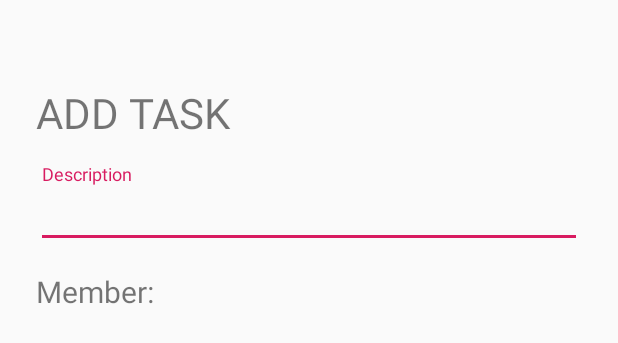
After one commit to anhyesun/ShareChore, an Android app: the layout activity_newtask.xml on its own in the app's theme, with its tools: preview values and no code run, on a phone screen of 412 x 824 dp. The commit adds this screen. Shown: the top 343 px of the screen. Run offline under Robolectric (Android 15) with nearby library versions, the phone set to English and light mode, and no system bars.

Commit message:
began setup of new task screen xml layout

```diff
--- /dev/null
+++ b/app/src/main/res/layout/activity_newtask.xml
@@ -0,0 +1,46 @@
+<?xml version="1.0" encoding="utf-8"?>
+<ScrollView xmlns:android="http://schemas.android.com/apk/res/android"
+    xmlns:tools="http://schemas.android.com/tools"
+    android:layout_width="fill_parent"
+    android:layout_height="fill_parent"
+    android:fitsSystemWindows="true">
+
+    <LinearLayout
+        xmlns:android="http://schemas.android.com/apk/res/android"
+        android:orientation="vertical"
+        android:layout_width="fill_parent"
+        android:layout_height="wrap_content"
+        android:paddingTop="56dp"
+        android:paddingLeft="24dp"
+        android:paddingRight="24dp">
+
+        <TextView
+            android:layout_width="wrap_content"
+            android:layout_height="wrap_content"
+            android:text="@string/add_task"
+            android:textSize="28sp"/>
+
+        <android.support.design.widget.TextInputLayout
+            android:layout_width="match_parent"
+            android:layout_height="wrap_content"
+            android:layout_marginTop="15dp"
+            android:layout_marginBottom="15dp">
+            <android.support.design.widget.TextInputEditText
+                android:layout_width="match_parent"
+                android:layout_height="wrap_content"
+                android:hint="@string/description"/>
+
+        </android.support.design.widget.TextInputLayout>
+
+        <TextView
+            android:layout_width="wrap_content"
+            android:layout_height="wrap_content"
+            android:text="@string/member"
+            android:textSize="20sp"/>
+
+
+
+
+    </LinearLayout>
+
+</ScrollView>
--- a/app/src/main/res/values/strings.xml
+++ b/app/src/main/res/values/strings.xml
@@ -7,5 +7,8 @@
     <string name="submit">Submit</string>
     <string name="log_in">log in</string>
     <string name="create_an_account"> create new account</string>
+    <string name="description">Description</string>
+    <string name="add_task">ADD TASK</string>
+    <string name="member">Member:</string>
 
 </resources>
```
